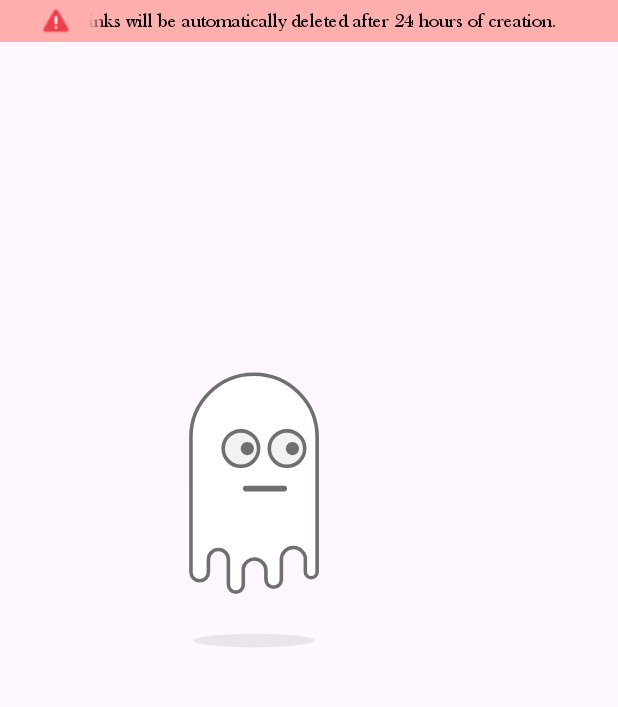
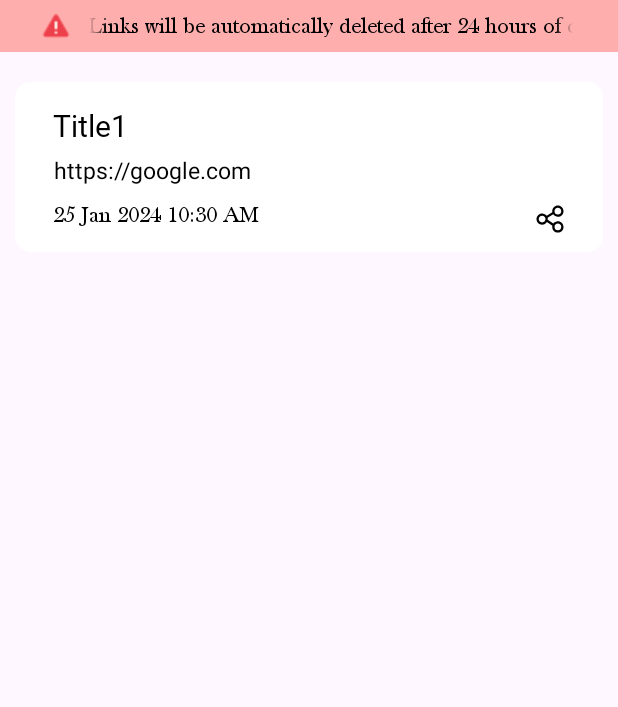
Before and after one commit to notrealmaurya/CloudDrop, an Android app: the screen it shows after launch (MainActivity), after a tap on "Manage Your Links ˚❣˚", on a phone screen of 412 x 824 dp, the part 115-822 px from its top. Run offline under Robolectric (Android 15) with nearby library versions, the phone set to English and light mode, and no system bars; our stand-ins replace Dagger/Hilt's generated code, Room's generated code; 2 statements that could not run were skipped.

Commit message:
Updated Database

```diff
--- a/app/src/main/java/com/maurya/clouddrop/database/AdapterLinks.kt
+++ b/app/src/main/java/com/maurya/clouddrop/database/AdapterLinks.kt
@@ -14,6 +14,9 @@ import com.maurya.clouddrop.databinding.LinkItemBinding
 import com.maurya.clouddrop.model.DataDatabase
 import com.maurya.clouddrop.util.OnItemClickListener
 import com.maurya.clouddrop.util.shareContentWithFallback
+import java.text.SimpleDateFormat
+import java.util.Date
+import java.util.Locale
 
 
 class AdapterLinks(
@@ -33,10 +36,12 @@ class AdapterLinks(
         val currentItem = itemList[position]
 
         with(holder) {
+            val simpleDateFormat = SimpleDateFormat("dd MMM yyyy hh:mm a", Locale.getDefault())
+            val formattedDate = simpleDateFormat.format(Date(currentItem.createdAt))
+
             title.text = currentItem.title
             link.text = currentItem.link
-            dateCreated.text = currentItem.createdAt.toString()
-
+            dateCreated.text = formattedDate
 
             sharePopUpOption.visibility = View.GONE
 
--- a/app/src/main/java/com/maurya/clouddrop/database/LinkDao.kt
+++ b/app/src/main/java/com/maurya/clouddrop/database/LinkDao.kt
@@ -15,9 +15,6 @@ interface LinkDao {
     @Insert
     fun insert(vararg linkRecords: DataDatabase)
 
-    @Insert(onConflict = OnConflictStrategy.REPLACE)
-    suspend fun insertAll(dataList: List<DataDatabase>)
-
     @Delete
     fun delete(linkRecords:DataDatabase)
 
--- a/app/src/main/java/com/maurya/clouddrop/fragments/HomeFragment.kt
+++ b/app/src/main/java/com/maurya/clouddrop/fragments/HomeFragment.kt
@@ -10,6 +10,7 @@ import android.content.Intent
 import android.net.Uri
 import android.os.Bundle
 import android.provider.OpenableColumns
+import android.util.Log
 import androidx.fragment.app.Fragment
 import android.view.LayoutInflater
 import android.view.View
@@ -27,8 +28,13 @@ import com.maurya.clouddrop.repository.LinkRepository
 import com.maurya.clouddrop.util.showToast
 import com.maurya.clouddrop.util.uriToFile
 import dagger.hilt.android.AndroidEntryPoint
+import kotlinx.coroutines.Dispatchers
+import kotlinx.coroutines.GlobalScope
 import kotlinx.coroutines.launch
+import kotlinx.coroutines.runBlocking
+import kotlinx.coroutines.withContext
 import java.io.File
+import java.util.Date
 import javax.inject.Inject
 
 
@@ -37,18 +43,14 @@ class HomeFragment : Fragment() {
 
 
     private lateinit var navController: NavController
-    private lateinit var adapterLink: AdapterLinks
     private lateinit var database: LinkDatabase
 
+    private lateinit var fragmentHomeBinding: FragmentHomeBinding
 
-    companion object {
-        lateinit var fragmentHomeBinding: FragmentHomeBinding
-    }
 
     @Inject
     lateinit var linkRepository: LinkRepository
 
-    private lateinit var db: LinkDatabase
 
     override fun onCreateView(
         inflater: LayoutInflater, container: ViewGroup?,
@@ -58,13 +60,24 @@ class HomeFragment : Fragment() {
         fragmentHomeBinding = FragmentHomeBinding.inflate(inflater, container, false)
         val view = fragmentHomeBinding.root
 
+        database = Room.databaseBuilder(
+            requireContext(), LinkDatabase::class.java, "linkRecords"
+        ).build()
 
-        fragmentHomeBinding.downloadLinkHomeFragment.visibility = View.GONE
+        val currentTimeMillis = System.currentTimeMillis()
+        val currentDateTime = Date(currentTimeMillis)
 
-        listeners()
+        val homeList =
+            DataDatabase("Title1", "https://google.com", currentDateTime.time)
+
+        GlobalScope.launch {
+            database.linkDao().insert(homeList)
+            Log.d("MyDatabaseLog", database.linkDao().getAll().count().toString())
+        }
 
 
 
+        listeners()
         return view
     }
 
@@ -132,23 +145,18 @@ class HomeFragment : Fragment() {
 
                 showToast(requireContext(), "File uploaded successfully")
 
-
-
                 val currentTimeMillis = System.currentTimeMillis()
+                val currentDateTime = Date(currentTimeMillis)
                 val linkSave =
                     DataDatabase(
                         selectedFile.name,
                         fragmentHomeBinding.downloadLinkHomeFragment.text.toString(),
-                        currentTimeMillis
+                        currentDateTime.time
                     )
 
-                val homeList = arrayListOf(
-                    DataDatabase("Title1", "https://google.com", currentTimeMillis),
-                    DataDatabase("Title2", "https://example.com", currentTimeMillis),
-                    DataDatabase("Title3", "https://sample.com", currentTimeMillis)
-                )
-
-                database.linkDao().insertAll(homeList)
+                GlobalScope.launch {
+                    database.linkDao().insert(linkSave)
+                }
 
 
             } catch (e: Exception) {
@@ -203,9 +211,6 @@ class HomeFragment : Fragment() {
 
         navController = Navigation.findNavController(view)
 
-        db = Room.databaseBuilder(
-            requireContext(), LinkDatabase::class.java, "linkRecords"
-        ).build()
 
     }
 
--- a/app/src/main/java/com/maurya/clouddrop/fragments/LinkFragment.kt
+++ b/app/src/main/java/com/maurya/clouddrop/fragments/LinkFragment.kt
@@ -1,11 +1,13 @@
 package com.maurya.clouddrop.fragments
 
 import android.os.Bundle
+import android.util.Log
 import androidx.fragment.app.Fragment
 import android.view.LayoutInflater
 import android.view.View
 import android.view.ViewGroup
 import android.widget.Toast
+import androidx.lifecycle.lifecycleScope
 import androidx.navigation.NavController
 import androidx.navigation.Navigation
 import androidx.navigation.fragment.findNavController
@@ -44,22 +46,10 @@ class LinkFragment : Fragment(), OnItemClickListener {
 
         fragmentLinkBinding.midLayout.isSelected = true
 
-
-        return view
-    }
-
-
-    override fun onViewCreated(view: View, savedInstanceState: Bundle?) {
-        super.onViewCreated(view, savedInstanceState)
-
-        navController = Navigation.findNavController(view)
         linkList = arrayListOf()
 
-
-
-        linkList = ArrayList()
         database =
-            Room.databaseBuilder(requireContext(), LinkDatabase::class.java, "audioRecords").build()
+            Room.databaseBuilder(requireContext(), LinkDatabase::class.java, "linkRecords").build()
 
 
         fragmentLinkBinding.recyclerViewLinksFragment.setHasFixedSize(true)
@@ -71,9 +61,18 @@ class LinkFragment : Fragment(), OnItemClickListener {
         adapterLink = AdapterLinks(requireContext(), this, linkList)
         fragmentLinkBinding.recyclerViewLinksFragment.adapter = adapterLink
 
-        if (linkList.isEmpty()) {
-            fragmentLinkBinding.emptyRecyclerViewLinkFragment.visibility = View.VISIBLE
-        }
+
+        updateRecyclerView()
+
+
+        return view
+    }
+
+
+    override fun onViewCreated(view: View, savedInstanceState: Bundle?) {
+        super.onViewCreated(view, savedInstanceState)
+
+        navController = Navigation.findNavController(view)
 
 
         fragmentLinkBinding.backLinkFragment.setOnClickListener {
@@ -85,13 +84,17 @@ class LinkFragment : Fragment(), OnItemClickListener {
 
     override fun onItemLongClickListener(position: Int) {
         val itemToDelete = linkList[position]
-
         MaterialAlertDialogBuilder(requireContext())
             .setTitle("Delete Item")
             .setMessage("Are you sure you want to delete '${itemToDelete.title}'?")
             .setPositiveButton("Delete") { _, _ ->
-                linkList.removeAt(position)
-                adapterLink.notifyDataSetChanged()
+                viewLifecycleOwner.lifecycleScope.launch(Dispatchers.IO) {
+                    database.linkDao().delete(itemToDelete)
+                    withContext(Dispatchers.Main) {
+                        linkList.removeAt(position)
+                        adapterLink.notifyDataSetChanged()
+                    }
+                }
                 Toast.makeText(
                     requireContext(),
                     "'${itemToDelete.title}' deleted",
@@ -104,13 +107,13 @@ class LinkFragment : Fragment(), OnItemClickListener {
             .show()
     }
 
-
     override fun onResume() {
         super.onResume()
         updateRecyclerView()
     }
 
     private fun updateRecyclerView() {
+
         val twentyFourHoursInMillis = 24 * 60 * 60 * 1000
         val currentTimeMillis = System.currentTimeMillis()
         GlobalScope.launch {
@@ -121,10 +124,12 @@ class LinkFragment : Fragment(), OnItemClickListener {
                 database.linkDao().delete(record)
             }
             linkList.removeAll(itemsToRemove.toSet())
-
             withContext(Dispatchers.Main) {
                 linkList.clear()
                 linkList.addAll(retrievedData)
+                if (linkList.isEmpty()) {
+                    fragmentLinkBinding.emptyRecyclerViewLinkFragment.visibility = View.VISIBLE
+                }
                 adapterLink.notifyDataSetChanged()
             }
         }
--- a/app/src/main/java/com/maurya/clouddrop/model/DataDatabase.kt
+++ b/app/src/main/java/com/maurya/clouddrop/model/DataDatabase.kt
@@ -9,6 +9,7 @@ data class DataDatabase(
     val link: String,
     val createdAt: Long
 ) {
+
     @PrimaryKey(autoGenerate = true)
     var id: Long = 0
 }
--- a/app/src/main/res/layout/fragment_home.xml
+++ b/app/src/main/res/layout/fragment_home.xml
@@ -186,8 +186,7 @@
                 android:text="grcvgffcdzsgf"
                 android:textAllCaps="false"
                 android:textColor="#167AE4"
-                android:textSize="14sp"
-                android:visibility="gone" />
+                android:textSize="14sp" />
 
             <ImageView
                 android:id="@+id/linkShareButtonHomeFragment"
--- a/app/src/main/res/layout/fragment_link.xml
+++ b/app/src/main/res/layout/fragment_link.xml
@@ -51,13 +51,13 @@
         android:fontFamily="@font/font_date"
         android:gravity="center"
         android:marqueeRepeatLimit="marquee_forever"
-        android:padding="2dp"
+        android:padding="5dp"
         android:paddingStart="25dp"
         android:paddingEnd="30dp"
         android:singleLine="true"
         android:text="Warning: Links will be automatically deleted after 24 hours of creation."
         android:textColor="#000000"
-        android:textSize="13sp"
+        android:textSize="15sp"
         app:drawableStartCompat="@drawable/icon_warning" />
 
 
```
